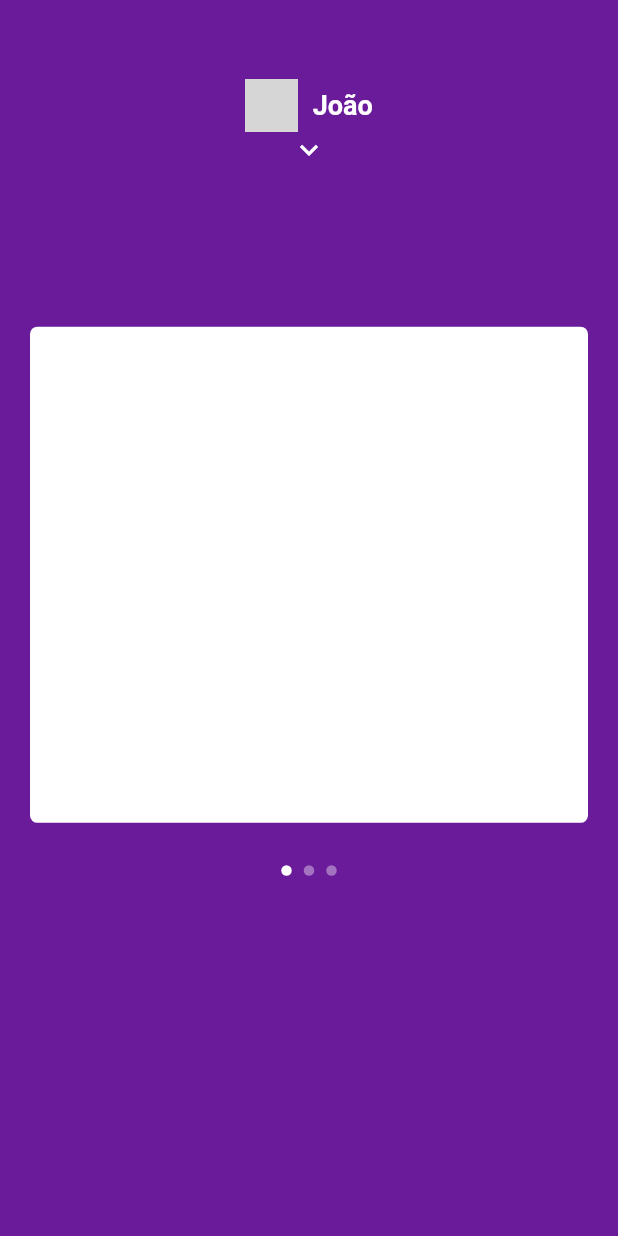
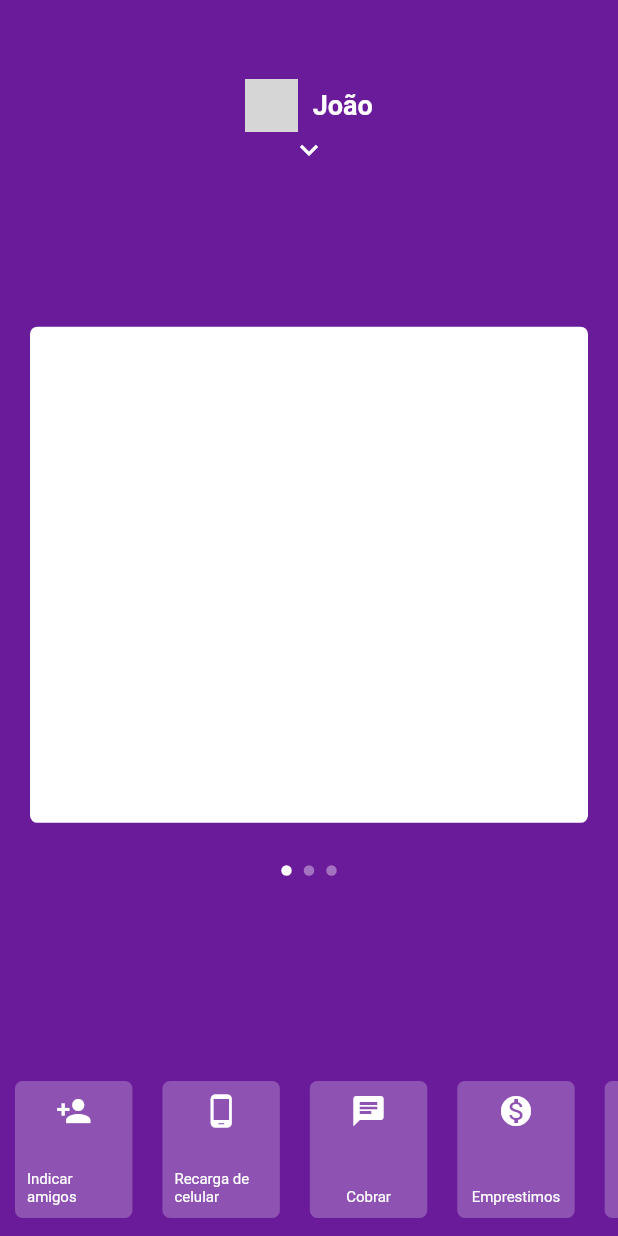
Before and after one commit to clavilho/nu_joao, a Flutter app: the screen it shows after launch, on a phone screen of 412 x 824 dp. Run offline on Flutter 3.47's test engine with Material 2 defaults, Android fonts, the phone set to English and light mode, and no system bars; network calls fail; grey boxes are pictures that could not be loaded.

Commit message:
Add menu_bottom

```diff
--- a/lib/pages/home/home_page.dart
+++ b/lib/pages/home/home_page.dart
@@ -1,4 +1,5 @@
 import 'package:flutter/material.dart';
+import 'package:nubank/pages/home/widgets/item_menu_bottom.dart';
 import 'package:nubank/pages/home/widgets/menu_app.dart';
 import 'package:nubank/pages/home/widgets/my_app_bar.dart';
 import 'package:nubank/pages/home/widgets/my_dots_app.dart';
@@ -100,6 +101,65 @@ class _HomePageState extends State<HomePage> {
               showMenu: _showMenu,
               top: _screenHeigth * .70,
               currentIndex: _currentIndex,
+            ),
+            AnimatedPositioned(
+              duration: Duration(milliseconds: 200),
+              bottom:
+                  !_showMenu ? 0 + MediaQuery.of(context).padding.bottom : 0,
+              left: 0,
+              right: 0,
+              height: _screenHeigth * 0.14,
+              child: IgnorePointer(
+                ignoring: _showMenu,
+                child: AnimatedOpacity(
+                  duration: Duration(milliseconds: 200),
+                  opacity: !_showMenu ? 1 : 0,
+                  child: Container(
+                    child: ListView(
+                      physics: BouncingScrollPhysics(),
+                      scrollDirection: Axis.horizontal,
+                      children: [
+                        ItemMenuBottom(
+                          icon: Icons.person_add,
+                          text: 'Indicar amigos',
+                        ),
+                        ItemMenuBottom(
+                          icon: Icons.phone_android,
+                          text: 'Recarga de celular',
+                        ),
+                        ItemMenuBottom(
+                          icon: Icons.chat,
+                          text: 'Cobrar',
+                        ),
+                        ItemMenuBottom(
+                          icon: Icons.monetization_on,
+                          text: 'Emprestimos',
+                        ),
+                        ItemMenuBottom(
+                          icon: Icons.move_to_inbox,
+                          text: 'Depositar',
+                        ),
+                        ItemMenuBottom(
+                          icon: Icons.mobile_screen_share,
+                          text: 'Transferir',
+                        ),
+                        ItemMenuBottom(
+                          icon: Icons.format_align_center,
+                          text: 'Ajustar limite',
+                        ),
+                        ItemMenuBottom(
+                          icon: Icons.chrome_reader_mode,
+                          text: 'Pagar',
+                        ),
+                        ItemMenuBottom(
+                          icon: Icons.lock_open,
+                          text: 'Bloquear cartão',
+                        ),
+                      ],
+                    ),
+                  ),
+                ),
+              ),
             )
           ],
         ));
--- a/lib/pages/home/widgets/item_menu.dart
+++ b/lib/pages/home/widgets/item_menu.dart
@@ -8,7 +8,7 @@ class ItemMenu extends StatelessWidget {
   @override
   Widget build(BuildContext context) {
     return Container(
-      height: 31,
+      height: 40,
       decoration: BoxDecoration(
           border: Border(
               bottom: BorderSide(width: 0.7, color: Colors.white54),
@@ -29,7 +29,7 @@ class ItemMenu extends StatelessWidget {
               children: [
                 Icon(icon),
                 SizedBox(
-                  width: 15,
+                  width: 25,
                 ),
                 Text(text, style: TextStyle(fontSize: 12)),
               ],
--- /dev/null
+++ b/lib/pages/home/widgets/item_menu_bottom.dart
@@ -0,0 +1,34 @@
+import 'package:flutter/material.dart';
+
+class ItemMenuBottom extends StatelessWidget {
+  final IconData icon;
+  final String text;
+
+  const ItemMenuBottom({Key key, this.icon, this.text}) : super(key: key);
+  @override
+  Widget build(BuildContext context) {
+    return Padding(
+      padding: const EdgeInsets.symmetric(horizontal: 10, vertical: 12),
+      child: Container(
+        child: Padding(
+          padding: const EdgeInsets.all(8.0),
+          child: Column(
+            mainAxisAlignment: MainAxisAlignment.spaceBetween,
+            crossAxisAlignment: CrossAxisAlignment.center,
+            children: [
+              Icon(icon),
+              Text(
+                text,
+                style: TextStyle(fontSize: 10),
+              )
+            ],
+          ),
+        ),
+        width: MediaQuery.of(context).size.width * 0.19,
+        // height: 50,
+        decoration: BoxDecoration(
+            borderRadius: BorderRadius.circular(5), color: Colors.white24),
+      ),
+    );
+  }
+}
--- a/lib/pages/home/widgets/menu_app.dart
+++ b/lib/pages/home/widgets/menu_app.dart
@@ -13,16 +13,18 @@ class MenuApp extends StatelessWidget {
       left: 0,
       right: 0,
       child: AnimatedOpacity(
-        duration: Duration(milliseconds: 200),
+        duration: Duration(milliseconds: 100),
         opacity: showMenu ? 1 : 0,
         child: Container(
           //color: Colors.red,
           height: MediaQuery.of(context).size.height * 0.55,
+          child: SingleChildScrollView(
+            physics: BouncingScrollPhysics(),
             child: Column(
               children: [
                 Image.network(
                   "https://upload.wikimedia.org/wikipedia/commons/thumb/d/d0/QR_code_for_mobile_English_Wikipedia.svg/1200px-QR_code_for_mobile_English_Wikipedia.svg.png",
-                height: 120,
+                  height: 100,
                   color: Colors.white,
                 ),
                 Text.rich(
@@ -58,8 +60,7 @@ class MenuApp extends StatelessWidget {
                 SizedBox(
                   height: 15,
                 ),
-              SingleChildScrollView(
-                child: Padding(
+                Padding(
                   padding: const EdgeInsets.symmetric(horizontal: 30),
                   child: Column(children: [
                     ItemMenu(
@@ -105,8 +106,8 @@ class MenuApp extends StatelessWidget {
                     ),
                   ]),
                 ),
+              ],
             ),
-            ],
           ),
         ),
       ),
--- a/lib/pages/home/widgets/page_view_app.dart
+++ b/lib/pages/home/widgets/page_view_app.dart
@@ -15,7 +15,7 @@ class PageViewApp extends StatelessWidget {
   @override
   Widget build(BuildContext context) {
     return AnimatedPositioned(
-      duration: Duration(milliseconds: 300),
+      duration: Duration(milliseconds: 150),
       curve: Curves.easeOut,
       top: top,
       height: MediaQuery.of(context).size.height * .45,
```
Lines whose indentation alone changed are shown as unchanged.
